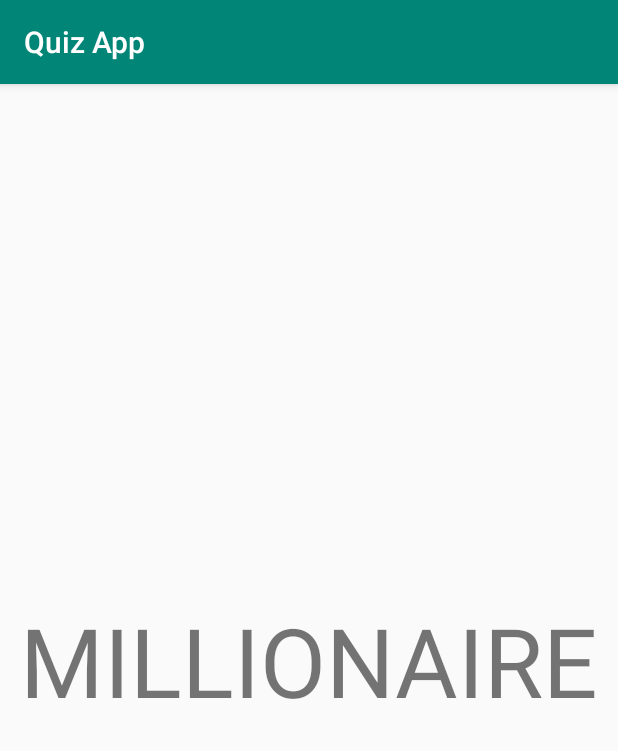
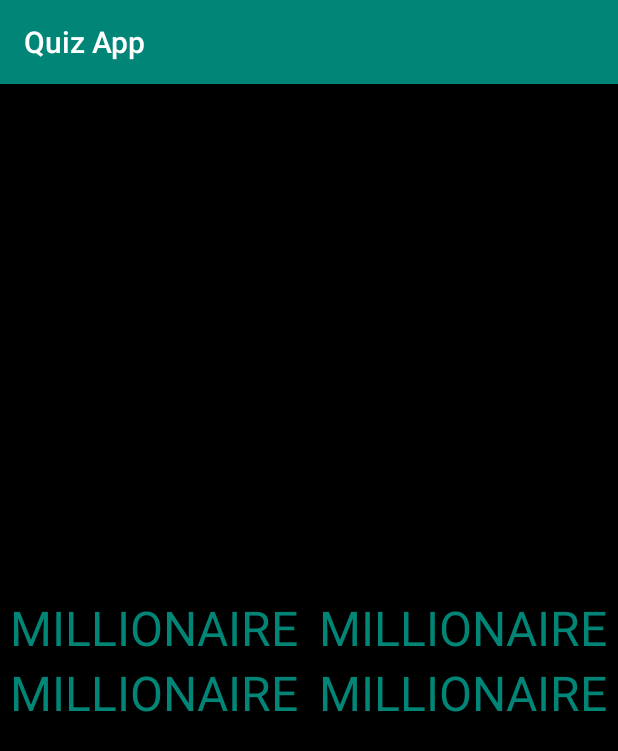
Before and after one commit to amadhav2021/QuizApp, an Android app: the GameScreen screen opened directly, with no data from a screen before it, on a phone screen of 412 x 824 dp. Shown: the top 751 px of the screen. Run offline under Robolectric (Android 15) with nearby library versions, the phone set to English and light mode, and no system bars.

Commit message:
Lab6A - Created structure for 4 answer choices.

```diff
--- a/app/src/main/res/layout/activity_game_screen.xml
+++ b/app/src/main/res/layout/activity_game_screen.xml
@@ -4,16 +4,65 @@
     xmlns:tools="http://schemas.android.com/tools"
     android:layout_width="match_parent"
     android:layout_height="match_parent"
+    android:background="@color/black"
     tools:context=".GameScreen">
 
     <TextView
+        android:id="@+id/choiceA"
         android:layout_width="wrap_content"
         android:layout_height="wrap_content"
         android:text="@string/mill"
-        android:textSize="@dimen/font_big"
-        app:layout_constraintTop_toTopOf="parent"
+        android:textSize="@dimen/font_medium"
+        android:textColor="@color/colorPrimary"
         app:layout_constraintLeft_toLeftOf="parent"
+        app:layout_constraintRight_toRightOf="@id/vert_center"
+        app:layout_constraintBottom_toBottomOf="@id/ho_center"/>
+
+    <TextView
+        android:id="@+id/choiceB"
+        android:layout_width="wrap_content"
+        android:layout_height="wrap_content"
+        android:text="@string/mill"
+        android:textSize="@dimen/font_medium"
+        android:textColor="@color/colorPrimary"
+        app:layout_constraintLeft_toLeftOf="@id/vert_center"
         app:layout_constraintRight_toRightOf="parent"
-        app:layout_constraintBottom_toBottomOf="parent"/>
+        app:layout_constraintBottom_toBottomOf="@id/ho_center"/>
+
+    <TextView
+        android:id="@+id/choiceC"
+        android:layout_width="wrap_content"
+        android:layout_height="wrap_content"
+        android:text="@string/mill"
+        android:textSize="@dimen/font_medium"
+        android:textColor="@color/colorPrimary"
+        app:layout_constraintTop_toTopOf="@id/ho_center"
+        app:layout_constraintLeft_toLeftOf="parent"
+        app:layout_constraintRight_toRightOf="@id/vert_center" />
+
+    <TextView
+        android:id="@+id/choiceD"
+        android:layout_width="wrap_content"
+        android:layout_height="wrap_content"
+        android:text="@string/mill"
+        android:textSize="@dimen/font_medium"
+        android:textColor="@color/colorPrimary"
+        app:layout_constraintTop_toTopOf="@id/ho_center"
+        app:layout_constraintLeft_toLeftOf="@id/vert_center"
+        app:layout_constraintRight_toRightOf="parent"/>
+
+    <androidx.constraintlayout.widget.Guideline
+        android:id="@+id/ho_center"
+        android:layout_width="wrap_content"
+        android:layout_height="wrap_content"
+        android:orientation="horizontal"
+        app:layout_constraintGuide_percent=".50" />
+
+    <androidx.constraintlayout.widget.Guideline
+        android:id="@+id/vert_center"
+        android:layout_width="wrap_content"
+        android:layout_height="wrap_content"
+        android:orientation="vertical"
+        app:layout_constraintGuide_percent=".50" />
 
 </androidx.constraintlayout.widget.ConstraintLayout>
```
